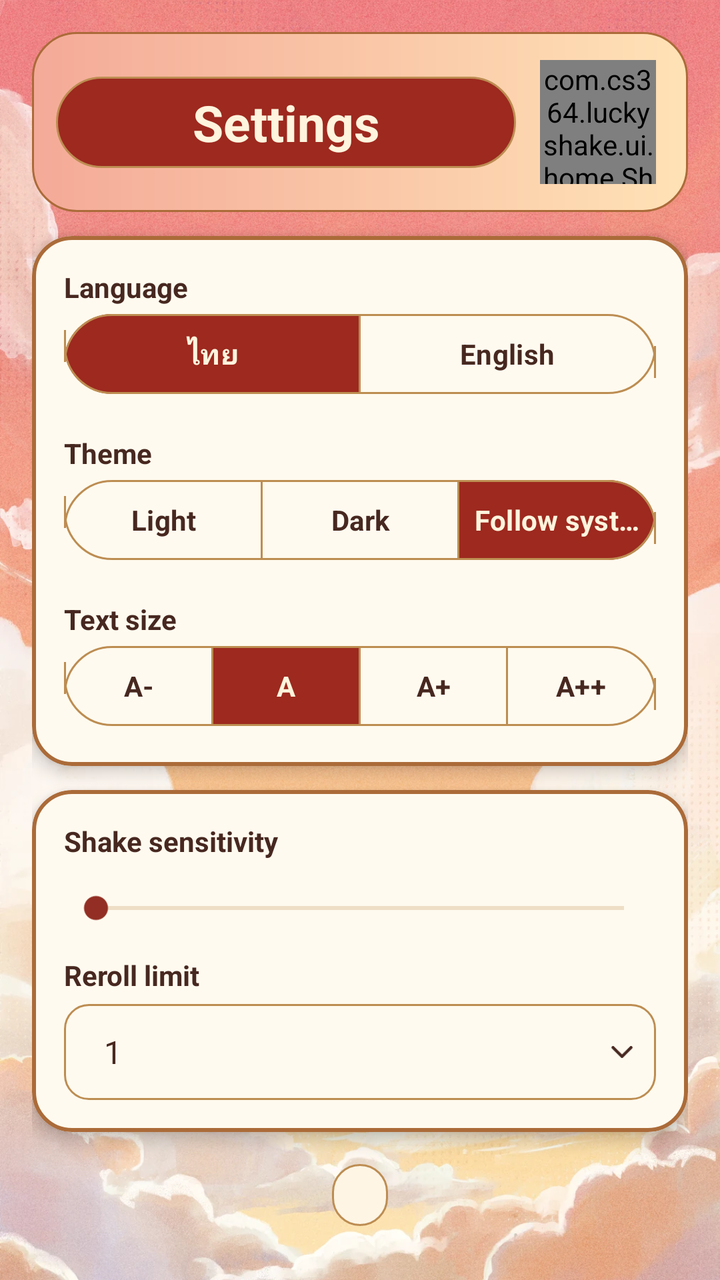
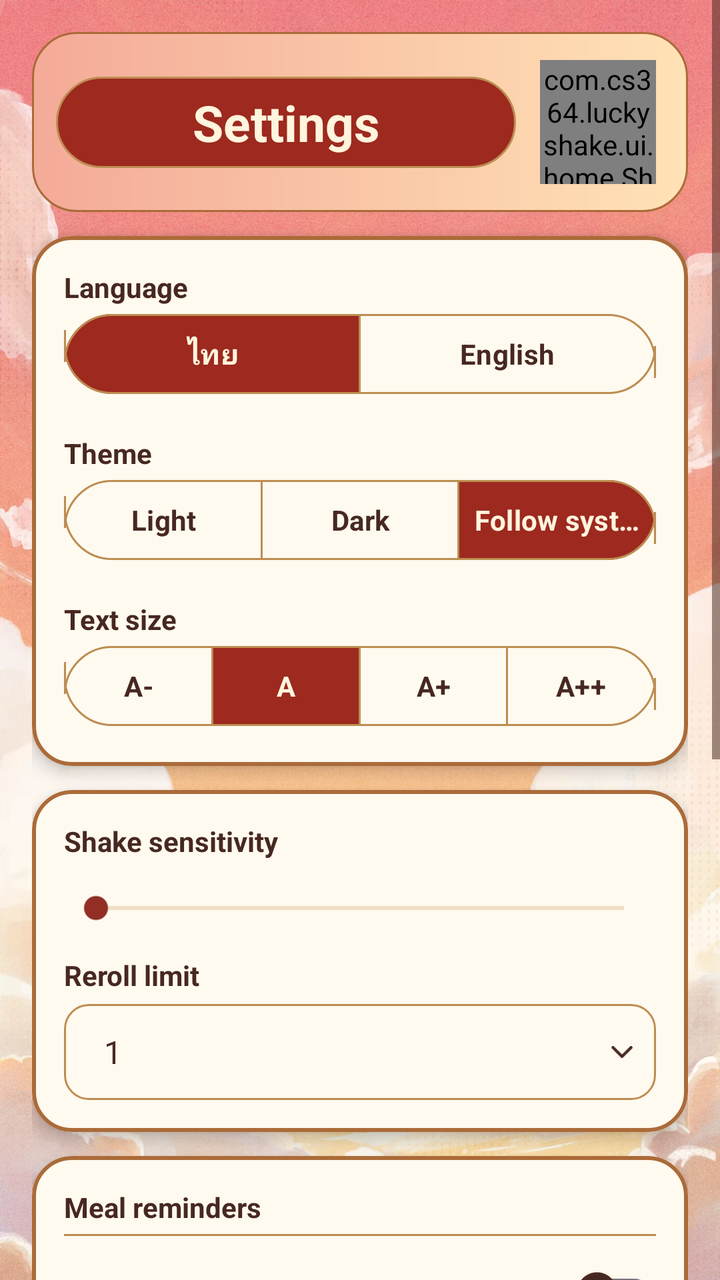

Before-and-after screenshots of an Android layout around one commit, followed by the original layout XML and the change that was made.
<!-- AndroidManifest.xml: application theme Theme.LuckyShake -->
<!-- res/layout/activity_settings.xml -->
<?xml version="1.0" encoding="utf-8"?>
<FrameLayout xmlns:android="http://schemas.android.com/apk/res/android"
    xmlns:app="http://schemas.android.com/apk/res-auto"
    xmlns:tools="http://schemas.android.com/tools"
    android:layout_width="match_parent"
    android:layout_height="match_parent"
    android:theme="@style/ThemeOverlay.LuckyShake.Home">

    <ImageView
        style="@style/Widget.LuckyShake.TabPage.Sky" />

    <ScrollView
        android:id="@+id/settings_root"
        android:layout_width="match_parent"
        android:layout_height="match_parent"
        android:fillViewport="true">

        <LinearLayout
            android:layout_width="match_parent"
            android:layout_height="wrap_content"
            android:orientation="vertical"
            android:padding="@dimen/spacing_md">

            <androidx.constraintlayout.widget.ConstraintLayout
                style="@style/Widget.LuckyShake.TabBanner">

                <TextView
                    style="@style/Widget.LuckyShake.TabBanner.Title"
                    android:text="@string/settings_title"
                    app:layout_constraintBottom_toBottomOf="parent"
                    app:layout_constraintEnd_toStartOf="@id/tab_banner_art"
                    app:layout_constraintStart_toStartOf="parent"
                    app:layout_constraintTop_toTopOf="parent" />

                <com.cs364.luckyshake.ui.home.ShadowImageView
                    android:id="@+id/tab_banner_art"
                    style="@style/Widget.LuckyShake.TabBanner.Art"
                    app:srcCompat="@drawable/home_maple"
                    app:layout_constraintBottom_toBottomOf="parent"
                    app:layout_constraintEnd_toEndOf="parent"
                    app:layout_constraintTop_toTopOf="parent" />
            </androidx.constraintlayout.widget.ConstraintLayout>

            <com.google.android.material.card.MaterialCardView
                style="@style/Widget.LuckyShake.Card.Tab"
                android:layout_width="match_parent"
                android:layout_height="wrap_content"
                android:layout_marginTop="12dp"
                android:layout_marginBottom="12dp">

                <LinearLayout
                    android:layout_width="match_parent"
                    android:layout_height="wrap_content"
                    android:orientation="vertical"
                    android:padding="@dimen/spacing_md">

                    <TextView
                        android:layout_width="match_parent"
                        android:layout_height="wrap_content"
                        android:text="@string/settings_language"
                        android:textColor="@color/home_ink"
                        android:textStyle="bold" />

                    <com.google.android.material.button.MaterialButtonToggleGroup
                        android:id="@+id/languageGroup"
                        android:layout_width="match_parent"
                        android:layout_height="wrap_content"
                        android:layout_marginBottom="@dimen/spacing_md"
                        app:singleSelection="true"
                        app:selectionRequired="true"
                        app:checkedButton="@id/languageThai">

                        <com.google.android.material.button.MaterialButton
                            android:id="@+id/languageThai"
                            style="@style/Widget.LuckyShake.Button.Segment"
                            android:layout_width="0dp"
                            android:layout_height="wrap_content"
                            android:layout_weight="1"
                            android:text="@string/settings_language_thai" />

                        <com.google.android.material.button.MaterialButton
                            android:id="@+id/languageEnglish"
                            style="@style/Widget.LuckyShake.Button.Segment"
                            android:layout_width="0dp"
                            android:layout_height="wrap_content"
                            android:layout_weight="1"
                            android:text="@string/settings_language_english" />
                    </com.google.android.material.button.MaterialButtonToggleGroup>

                    <TextView
                        android:layout_width="match_parent"
                        android:layout_height="wrap_content"
                        android:text="@string/settings_theme"
                        android:textColor="@color/home_ink"
                        android:textStyle="bold" />

                    <com.google.android.material.button.MaterialButtonToggleGroup
                        android:id="@+id/themeGroup"
                        android:layout_width="match_parent"
                        android:layout_height="wrap_content"
                        android:layout_marginBottom="@dimen/spacing_md"
                        app:singleSelection="true"
                        app:selectionRequired="true"
                        app:checkedButton="@id/themeSystem">

                        <com.google.android.material.button.MaterialButton
                            android:id="@+id/themeLight"
                            style="@style/Widget.LuckyShake.Button.Segment"
                            android:layout_width="0dp"
                            android:layout_height="wrap_content"
                            android:layout_weight="1"
                            android:text="@string/settings_theme_light" />

                        <com.google.android.material.button.MaterialButton
                            android:id="@+id/themeDark"
                            style="@style/Widget.LuckyShake.Button.Segment"
                            android:layout_width="0dp"
                            android:layout_height="wrap_content"
                            android:layout_weight="1"
                            android:text="@string/settings_theme_dark" />

                        <com.google.android.material.button.MaterialButton
                            android:id="@+id/themeSystem"
                            style="@style/Widget.LuckyShake.Button.Segment"
                            android:layout_width="0dp"
                            android:layout_height="wrap_content"
                            android:layout_weight="1"
                            android:text="@string/settings_theme_system" />
                    </com.google.android.material.button.MaterialButtonToggleGroup>

                    <TextView
                        android:layout_width="match_parent"
                        android:layout_height="wrap_content"
                        android:text="@string/settings_font_size"
                        android:textColor="@color/home_ink"
                        android:textStyle="bold" />

                    <com.google.android.material.button.MaterialButtonToggleGroup
                        android:id="@+id/fontSizeGroup"
                        android:layout_width="match_parent"
                        android:layout_height="wrap_content"
                        app:singleSelection="true"
                        app:selectionRequired="true"
                        app:checkedButton="@id/fontSizeNormal">

                        <com.google.android.material.button.MaterialButton
                            android:id="@+id/fontSizeSmall"
                            style="@style/Widget.LuckyShake.Button.Segment"
                            android:layout_width="0dp"
                            android:layout_height="wrap_content"
                            android:layout_weight="1"
                            android:text="@string/settings_font_size_small" />

                        <com.google.android.material.button.MaterialButton
                            android:id="@+id/fontSizeNormal"
                            style="@style/Widget.LuckyShake.Button.Segment"
                            android:layout_width="0dp"
                            android:layout_height="wrap_content"
                            android:layout_weight="1"
                            android:text="@string/settings_font_size_normal" />

                        <com.google.android.material.button.MaterialButton
                            android:id="@+id/fontSizeLarge"
                            style="@style/Widget.LuckyShake.Button.Segment"
                            android:layout_width="0dp"
                            android:layout_height="wrap_content"
                            android:layout_weight="1"
                            android:text="@string/settings_font_size_large" />

                        <com.google.android.material.button.MaterialButton
                            android:id="@+id/fontSizeExtraLarge"
                            style="@style/Widget.LuckyShake.Button.Segment"
                            android:layout_width="0dp"
                            android:layout_height="wrap_content"
                            android:layout_weight="1"
                            android:text="@string/settings_font_size_extra_large" />
                    </com.google.android.material.button.MaterialButtonToggleGroup>
                </LinearLayout>
            </com.google.android.material.card.MaterialCardView>

            <com.google.android.material.card.MaterialCardView
                style="@style/Widget.LuckyShake.Card.Tab"
                android:layout_width="match_parent"
                android:layout_height="wrap_content">

                <LinearLayout
                    android:layout_width="match_parent"
                    android:layout_height="wrap_content"
                    android:orientation="vertical"
                    android:padding="@dimen/spacing_md">

                    <TextView
                        android:id="@+id/shakeSensitivityLabel"
                        android:layout_width="match_parent"
                        android:layout_height="wrap_content"
                        android:text="@string/settings_shake_sensitivity"
                        android:textColor="@color/home_ink"
                        android:textStyle="bold" />

                    <SeekBar
                        android:id="@+id/shakeSensitivitySeekBar"
                        android:layout_width="match_parent"
                        android:layout_height="wrap_content"
                        android:max="9"
                        android:minHeight="48dp"
                        android:progressTint="@color/home_accent"
                        android:progressBackgroundTint="@color/home_outline"
                        android:thumbTint="@color/home_accent"
                        android:contentDescription="@string/settings_shake_sensitivity" />

                    <TextView
                        android:layout_width="match_parent"
                        android:layout_height="wrap_content"
                        android:text="@string/settings_reroll_quota"
                        android:textColor="@color/home_ink"
                        android:textStyle="bold" />

                    <Spinner
                        android:id="@+id/rerollQuotaSpinner"
                        android:layout_width="match_parent"
                        android:layout_height="wrap_content"
                        android:entries="@array/settings_reroll_quota_options"
                        android:spinnerMode="dropdown"
                        android:layout_marginTop="5dp"
                        android:background="@drawable/home_spinner_background"
                        android:minHeight="48dp"
                        android:paddingStart="12dp"
                        android:paddingEnd="32dp"
                        android:popupBackground="@color/home_field" />
                </LinearLayout>
            </com.google.android.material.card.MaterialCardView>

            
            <TextView
                android:id="@+id/settingsVersion"
                android:layout_width="wrap_content"
                android:layout_gravity="center_horizontal"
                android:background="@drawable/home_filter_card"
                android:layout_height="wrap_content"
                android:layout_marginTop="@dimen/spacing_md"
                android:gravity="center"
                android:paddingHorizontal="14dp"
                android:paddingVertical="6dp"
                android:textColor="@color/home_ink" />
        </LinearLayout>
    </ScrollView>
</FrameLayout>
<!-- resources referenced by this layout -->
<resources>
  <string-array name="settings_reroll_quota_options">
          <item>1</item>
          <item>2</item>
          <item>3</item>
          <item>4</item>
          <item>5</item>
      </string-array>
  <color name="home_accent">#922E23</color>
  <color name="home_field">#FFFAEF</color>
  <color name="home_ink">#472820</color>
  <color name="home_outline">#BD8D52</color>
  <dimen name="spacing_md">16dp</dimen>
  <!-- drawable home_filter_card (drawable) -->
  <shape xmlns:android="http://schemas.android.com/apk/res/android">
      <solid android:color="@color/home_paper" />
      <stroke android:width="1dp" android:color="@color/home_outline" />
      <corners android:radius="24dp" />
  </shape>
  <string name="settings_font_size">Text size</string>
  <string name="settings_font_size_extra_large">A++</string>
  <string name="settings_font_size_large">A+</string>
  <string name="settings_font_size_normal">A</string>
  <string name="settings_font_size_small">A-</string>
  <string name="settings_language">Language</string>
  <string name="settings_language_english">English</string>
  <string name="settings_language_thai">ไทย</string>
  <string name="settings_reroll_quota">Reroll limit</string>
  <string name="settings_shake_sensitivity">Shake sensitivity</string>
  <string name="settings_theme">Theme</string>
  <string name="settings_theme_dark">Dark</string>
  <string name="settings_theme_light">Light</string>
  <string name="settings_theme_system">Follow system</string>
  <string name="settings_title">Settings</string>
  <style name="Theme.LuckyShake" parent="Base.Theme.LuckyShake" />
  <color name="home_paper">#FFF5E5</color>
  <!-- drawable home_select_field (drawable) -->
  <shape xmlns:android="http://schemas.android.com/apk/res/android">
      <solid android:color="@color/home_field" />
      <stroke android:width="1dp" android:color="@color/home_outline" />
      <corners android:radius="12dp" />
  </shape>
  <style name="Widget.LuckyShake.Card" parent="Widget.Material3.CardView.Outlined">
          <item name="cardBackgroundColor">@color/app_surface</item>
          <item name="cardCornerRadius">@dimen/corner_md</item>
          <item name="strokeColor">@color/app_accent</item>
      </style>
  <color name="tab_card_surface">#FFFAEF</color>
  <color name="tab_card_outline">#AB6B39</color>
  <!-- drawable result_title_background (drawable) -->
  <shape xmlns:android="http://schemas.android.com/apk/res/android">
      <solid android:color="@color/home_button" />
      <stroke android:width="1dp" android:color="@color/home_outline" />
      <corners android:radius="24dp" />
  </shape>
  <color name="home_thumb">#FFF4DD</color>
  <color name="app_surface">#FFF5DF</color>
  <dimen name="corner_md">16dp</dimen>
  <color name="app_accent">#E4A342</color>
  <color name="tab_banner_start">#F4AA98</color>
  <color name="tab_banner_end">#FFE2B6</color>
  <color name="home_button">#9D291F</color>
  <color name="app_primary">#C52D22</color>
  <color name="app_on_primary">#FFFFFF</color>
  <color name="app_link">#8F1D16</color>
  <color name="app_on_surface">#35211D</color>
  <color name="app_background">#FFE7C2</color>
  <!-- unchanged entries left out for length: 13 -->
</resources>

<!-- the commit's change to res/layout/activity_settings.xml (unified diff, before → after) -->
@@ -230,6 +230,128 @@
                 </LinearLayout>
             </com.google.android.material.card.MaterialCardView>
 
+            <com.google.android.material.card.MaterialCardView
+                style="@style/Widget.LuckyShake.Card.Tab"
+                android:layout_width="match_parent"
+                android:layout_height="wrap_content"
+                android:layout_marginTop="12dp"
+                android:layout_marginBottom="12dp">
+                <LinearLayout
+                    android:layout_width="match_parent"
+                    android:layout_height="wrap_content"
+                    android:orientation="vertical"
+                    android:padding="@dimen/spacing_md">
+                    <TextView
+                        android:layout_width="match_parent"
+                        android:layout_height="wrap_content"
+                        android:text="@string/reminder_settings_title"
+                        android:textColor="@color/home_ink"
+                        android:textStyle="bold" />
+                    <View android:layout_width="match_parent" android:layout_height="1dp" android:layout_marginTop="4dp" android:layout_marginBottom="4dp" android:background="@color/home_outline" />
+                    <androidx.appcompat.widget.SwitchCompat
+                        android:id="@+id/reminderBreakfastEnabled"
+                        android:layout_width="match_parent"
+                        android:layout_height="wrap_content"
+                        android:text="@string/reminder_meal_breakfast" />
+                    <LinearLayout android:layout_width="match_parent" android:layout_height="wrap_content" android:orientation="horizontal">
+                        <com.google.android.material.button.MaterialButton
+    android:id="@+id/reminderBreakfastTime"
+    style="@style/Widget.LuckyShake.Button.Segment"
+    android:layout_width="0dp"
+    android:layout_height="wrap_content"
+    android:layout_weight="1.5"
+    android:layout_marginEnd="8dp"
+    android:text="@string/reminder_time_placeholder"
+    android:contentDescription="@string/reminder_time_button_description"
+    app:cornerRadius="12dp"
+    app:icon="@drawable/ic_clock"
+    app:iconGravity="end"
+    app:iconPadding="4dp"
+    app:iconTint="@color/home_ink" />
+                        <Spinner
+                            android:id="@+id/reminderBreakfastSet"
+                            android:layout_width="0dp"
+                            android:layout_height="wrap_content"
+                            android:layout_weight="1.5"
+                            android:background="@drawable/home_spinner_background"
+                            android:minHeight="48dp"
+                            android:paddingStart="12dp"
+                            android:paddingEnd="32dp"
+                            android:popupBackground="@color/home_field" />
+                    </LinearLayout>
+                                        <View android:layout_width="match_parent" android:layout_height="1dp" android:layout_marginTop="4dp" android:layout_marginBottom="4dp" android:background="@color/home_outline" />
+                    <androidx.appcompat.widget.SwitchCompat
+                        android:id="@+id/reminderLunchEnabled"
+                        android:layout_width="match_parent"
+                        android:layout_height="wrap_content"
+                        android:text="@string/reminder_meal_lunch" />
+                    <LinearLayout android:layout_width="match_parent" android:layout_height="wrap_content" android:orientation="horizontal">
+                        <com.google.android.material.button.MaterialButton
+    android:id="@+id/reminderLunchTime"
+    style="@style/Widget.LuckyShake.Button.Segment"
+    android:layout_width="0dp"
+    android:layout_height="wrap_content"
+    android:layout_weight="1.5"
+    android:layout_marginEnd="8dp"
+    android:text="@string/reminder_time_placeholder"
+    android:contentDescription="@string/reminder_time_button_description"
+    app:cornerRadius="12dp"
+    app:icon="@drawable/ic_clock"
+    app:iconGravity="end"
+    app:iconPadding="4dp"
+    app:iconTint="@color/home_ink" />
+                        <Spinner
+                            android:id="@+id/reminderLunchSet"
+                            android:layout_width="0dp"
+                            android:layout_height="wrap_content"
+                            android:layout_weight="1.5"
+                            android:background="@drawable/home_spinner_background"
+                            android:minHeight="48dp"
+                            android:paddingStart="12dp"
+                            android:paddingEnd="32dp"
+                            android:popupBackground="@color/home_field" />
+                    </LinearLayout>
+                                        <View android:layout_width="match_parent" android:layout_height="1dp" android:layout_marginTop="4dp" android:layout_marginBottom="4dp" android:background="@color/home_outline" />
+                    <androidx.appcompat.widget.SwitchCompat
+                        android:id="@+id/reminderDinnerEnabled"
+                        android:layout_width="match_parent"
+                        android:layout_height="wrap_content"
+                        android:text="@string/reminder_meal_dinner" />
+                    <LinearLayout android:layout_width="match_parent" android:layout_height="wrap_content" android:orientation="horizontal">
+                        <com.google.android.material.button.MaterialButton
+    android:id="@+id/reminderDinnerTime"
+    style="@style/Widget.LuckyShake.Button.Segment"
+    android:layout_width="0dp"
+    android:layout_height="wrap_content"
+    android:layout_weight="1.5"
+    android:layout_marginEnd="8dp"
+    android:text="@string/reminder_time_placeholder"
+    android:contentDescription="@string/reminder_time_button_description"
+    app:cornerRadius="12dp"
+    app:icon="@drawable/ic_clock"
+    app:iconGravity="end"
+    app:iconPadding="4dp"
+    app:iconTint="@color/home_ink" />
+                        <Spinner
+                            android:id="@+id/reminderDinnerSet"
+                            android:layout_width="0dp"
+                            android:layout_height="wrap_content"
+                            android:layout_weight="1.5"
+                            android:background="@drawable/home_spinner_background"
+                            android:minHeight="48dp"
+                            android:paddingStart="12dp"
+                            android:paddingEnd="32dp"
+                            android:popupBackground="@color/home_field" />
+                    </LinearLayout>
+                    <com.google.android.material.button.MaterialButton
+                        android:id="@+id/settingsTestReminder"
+                        style="@style/Widget.LuckyShake.Button.Segment"
+                        android:layout_width="match_parent"
+                        android:layout_height="wrap_content"
+                        android:layout_marginTop="12dp"
+                        android:text="@string/reminder_btn_test" />
+                </LinearLayout>
+            </com.google.android.material.card.MaterialCardView>
             
             <TextView
                 android:id="@+id/settingsVersion"
<!-- resource entries referenced after the edit -->
@@ -18,6 +18,15 @@
       <stroke android:width="1dp" android:color="@color/home_outline" />
       <corners android:radius="24dp" />
   </shape>
+  <!-- drawable ic_clock (drawable) -->
+  <vector xmlns:android="http://schemas.android.com/apk/res/android" android:width="18dp" android:height="18dp" android:viewportWidth="24" android:viewportHeight="24"><path android:fillColor="@color/home_ink" android:pathData="M12,2 C6.48,2 2,6.48 2,12 C2,17.52 6.48,22 12,22 C17.52,22 22,17.52 22,12 C22,6.48 17.52,2 12,2 Z M13,7 L11,7 L11,12.5 L15.8,15.4 L16.8,13.8 L13,11.5 Z" /></vector>
+  <string name="reminder_btn_test">Test reminder (5 seconds)</string>
+  <string name="reminder_meal_breakfast">Breakfast</string>
+  <string name="reminder_meal_dinner">Dinner</string>
+  <string name="reminder_meal_lunch">Lunch</string>
+  <string name="reminder_settings_title">Meal reminders</string>
+  <string name="reminder_time_button_description">Set reminder time</string>
+  <string name="reminder_time_placeholder">07:30</string>
   <string name="settings_font_size">Text size</string>
   <string name="settings_font_size_extra_large">A++</string>
   <string name="settings_font_size_large">A+</string>
